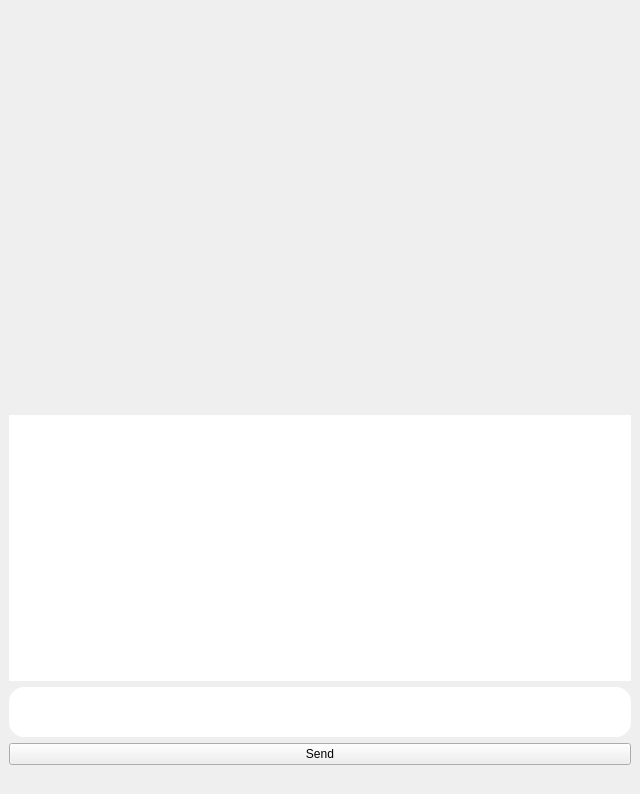
First picture: the form in interface.ui, repository ThanabordeeN/Screenshot_LLM, before the edit.
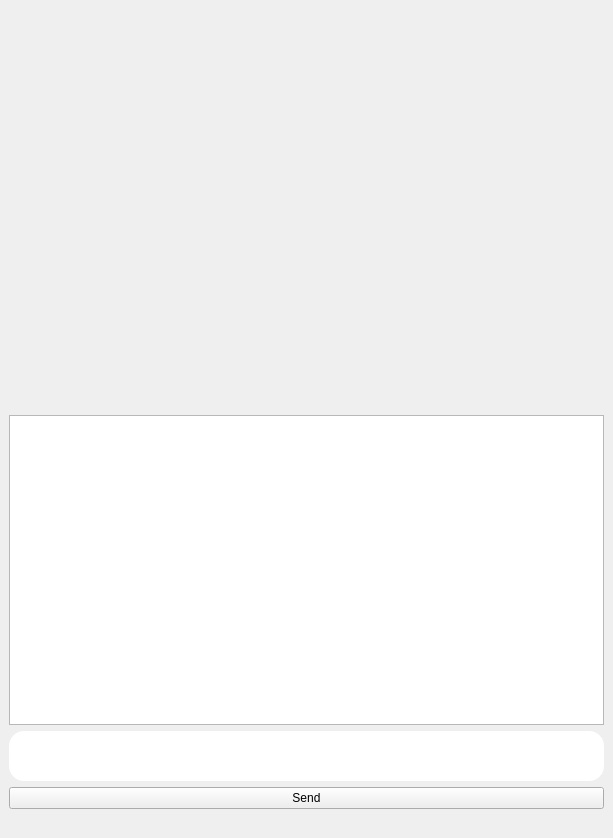
Second picture: the form after the edit.

What changed in the file:
```diff
--- a/interface.ui
+++ b/interface.ui
@@ -6,14 +6,17 @@
    <rect>
     <x>0</x>
     <y>0</y>
-    <width>640</width>
-    <height>794</height>
+    <width>613</width>
+    <height>838</height>
    </rect>
   </property>
   <property name="windowTitle">
    <string>Screenshot Analysis</string>
   </property>
   <widget class="QWidget" name="centralwidget">
+   <property name="styleSheet">
+    <string notr="true">;</string>
+   </property>
    <layout class="QVBoxLayout" name="verticalLayout">
     <item>
      <widget class="QLabel" name="image_label">
@@ -45,11 +48,22 @@
         <verstretch>0</verstretch>
        </sizepolicy>
       </property>
+      <property name="font">
+       <font>
+        <family>Open Sans</family>
+       </font>
+      </property>
       <property name="cursor" stdset="0">
        <cursorShape>ArrowCursor</cursorShape>
       </property>
+      <property name="autoFillBackground">
+       <bool>false</bool>
+      </property>
       <property name="styleSheet">
-       <string notr="true">border-radius: 15px;</string>
+       <string notr="true"/>
+      </property>
+      <property name="locale">
+       <locale language="English" country="UnitedStates"/>
       </property>
       <property name="readOnly">
        <bool>true</bool>
@@ -64,6 +78,11 @@
         <height>50</height>
        </size>
       </property>
+      <property name="font">
+       <font>
+        <family>Open Sans</family>
+       </font>
+      </property>
       <property name="styleSheet">
        <string notr="true">border-radius: 15px;</string>
       </property>
@@ -71,6 +90,9 @@
     </item>
     <item>
      <widget class="QPushButton" name="send_button">
+      <property name="styleSheet">
+       <string notr="true"/>
+      </property>
       <property name="text">
        <string>Send</string>
       </property>
```
Left out of the diff: 3 changed lines with no effect on the pictures.
